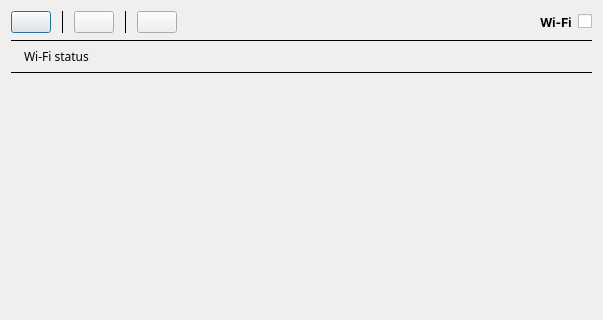
The window that src/widgets/dialogs/wifi/wifidialog.ui (Quill-OS/quill) describes before a commit, drawn with Qt 5; both pictures show x 0 to 603 and y 0 to 320 of the 603 by 679 pixel window.
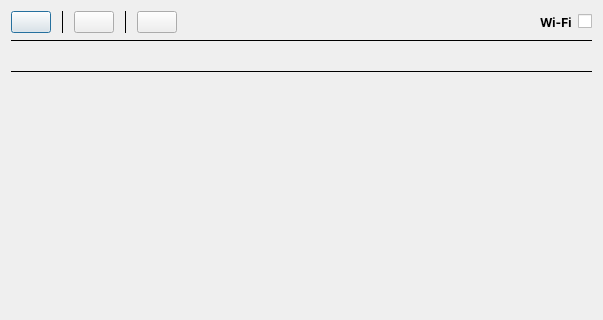
The same window after the commit.

```diff
--- a/src/widgets/dialogs/wifi/wifidialog.ui
+++ b/src/widgets/dialogs/wifi/wifidialog.ui
@@ -170,7 +170,7 @@
       <string notr="true">padding-left: 10px; font-family: u001</string>
      </property>
      <property name="text">
-      <string>Wi-Fi status</string>
+      <string/>
      </property>
     </widget>
    </item>
@@ -209,8 +209,8 @@
        <rect>
         <x>0</x>
         <y>0</y>
-        <width>585</width>
-        <height>538</height>
+        <width>591</width>
+        <height>526</height>
        </rect>
       </property>
       <layout class="QVBoxLayout" name="verticalLayout_2">
```
